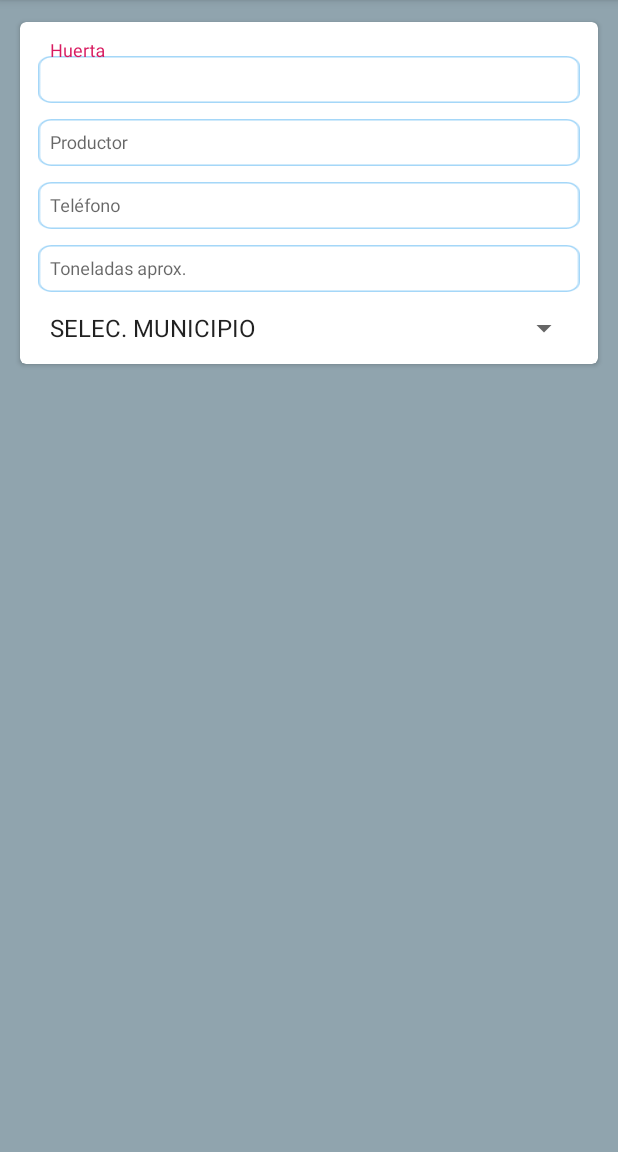
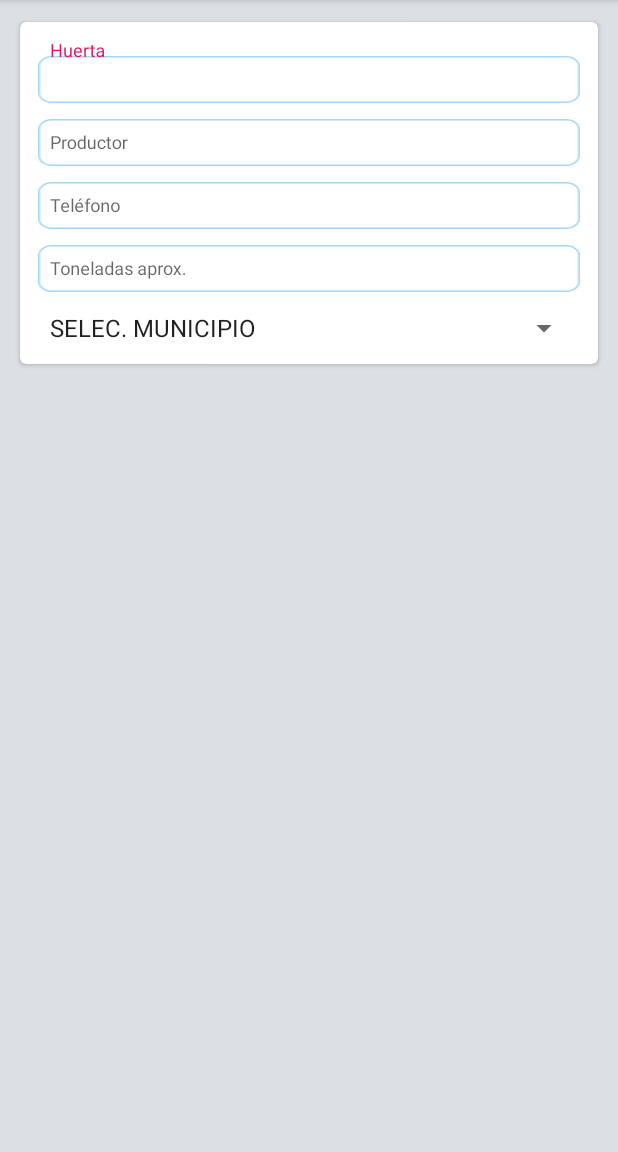
Before and after one commit to TCI-Developers/RegistroActividades, an Android app: the actualizar_actividades screen opened directly, with no data from a screen before it, on a phone screen of 412 x 824 dp, the part 84-1236 px from its top. Run offline under Robolectric (Android 15) with nearby library versions, the phone set to English and light mode, and no system bars; our stand-ins replace Firebase (no records; nobody signed in at launch, a user with empty details on screens opened directly); 2 statements that could not run were skipped.

Commit message:
subir info corregido

```diff
--- a/app/src/main/java/dev/tci/registroactividades/MainActivity.java
+++ b/app/src/main/java/dev/tci/registroactividades/MainActivity.java
@@ -252,9 +252,9 @@ public class MainActivity extends AppCompatActivity {
                         @Override
                         public void onDataChange(@NonNull DataSnapshot dataSnapshot) {
                             for (DataSnapshot objSnaptshot : dataSnapshot.getChildren()){
-                                ref.add(objSnaptshot.getKey());
                                 f = objSnaptshot.getValue(FormatoCalidad.class);
                                 if(f.getStatus() < 1){
+                                    ref.add(objSnaptshot.getKey());
                                     datosF.add(f);
                                     imgRUTA.add(f.getBaseurl());
                                     namePhoto.add(f.getFecha() + "-" + f.getHora() + "-RV.jpg");
--- a/app/src/main/java/dev/tci/registroactividades/register.java
+++ b/app/src/main/java/dev/tci/registroactividades/register.java
@@ -289,6 +289,8 @@ public class register extends AppCompatActivity implements imageFragment.OnImage
             .child("formatocalidad")
             .child(identificador)
             .setValue(f);
+
+
         if(connected){
             subirFirebase();
         }else{
--- a/app/src/main/res/layout/activity_actualizar_actividades.xml
+++ b/app/src/main/res/layout/activity_actualizar_actividades.xml
@@ -4,7 +4,7 @@
     xmlns:tools="http://schemas.android.com/tools"
     android:layout_width="match_parent"
     android:layout_height="match_parent"
-    android:background="#90a4ae"
+    android:background="@color/background"
     tools:context=".actualizar_actividades">
 
     <LinearLayout
```
Also changed, not shown: app/src/main/java/dev/tci/registroactividades/actualizar_actividades.java (+8 -0 lines). Lines whose indentation alone changed are shown as unchanged.
